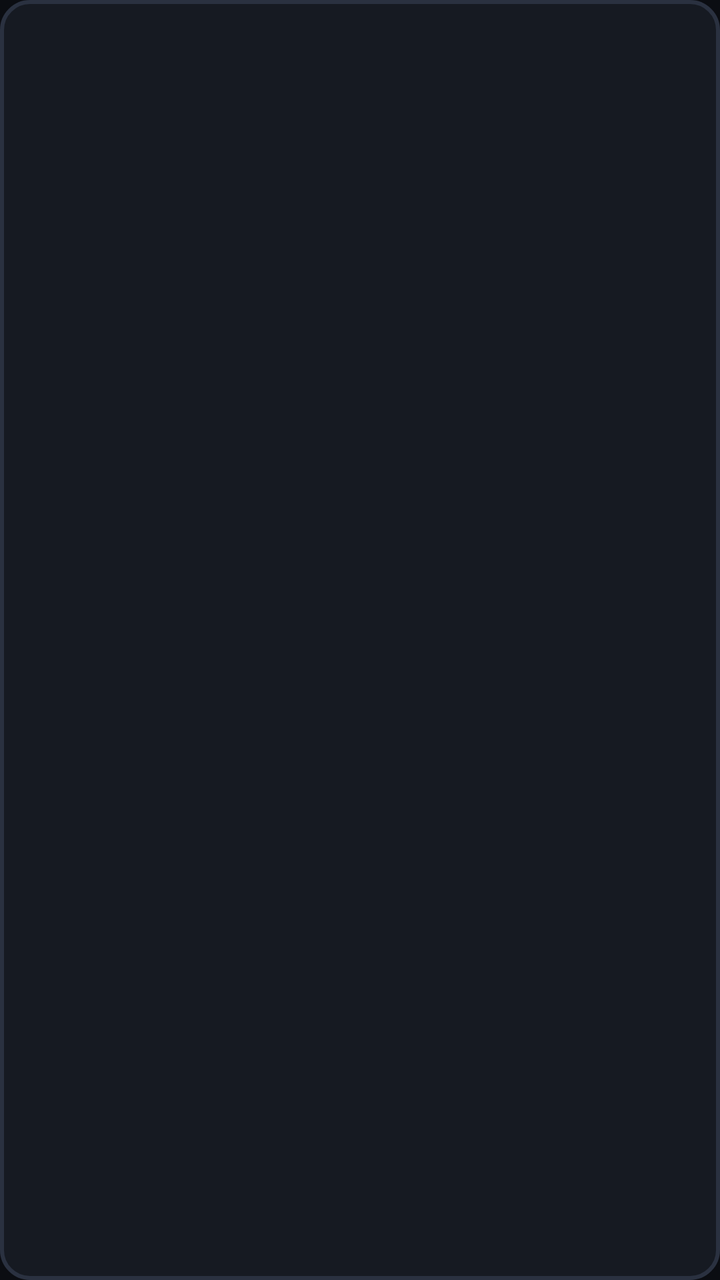
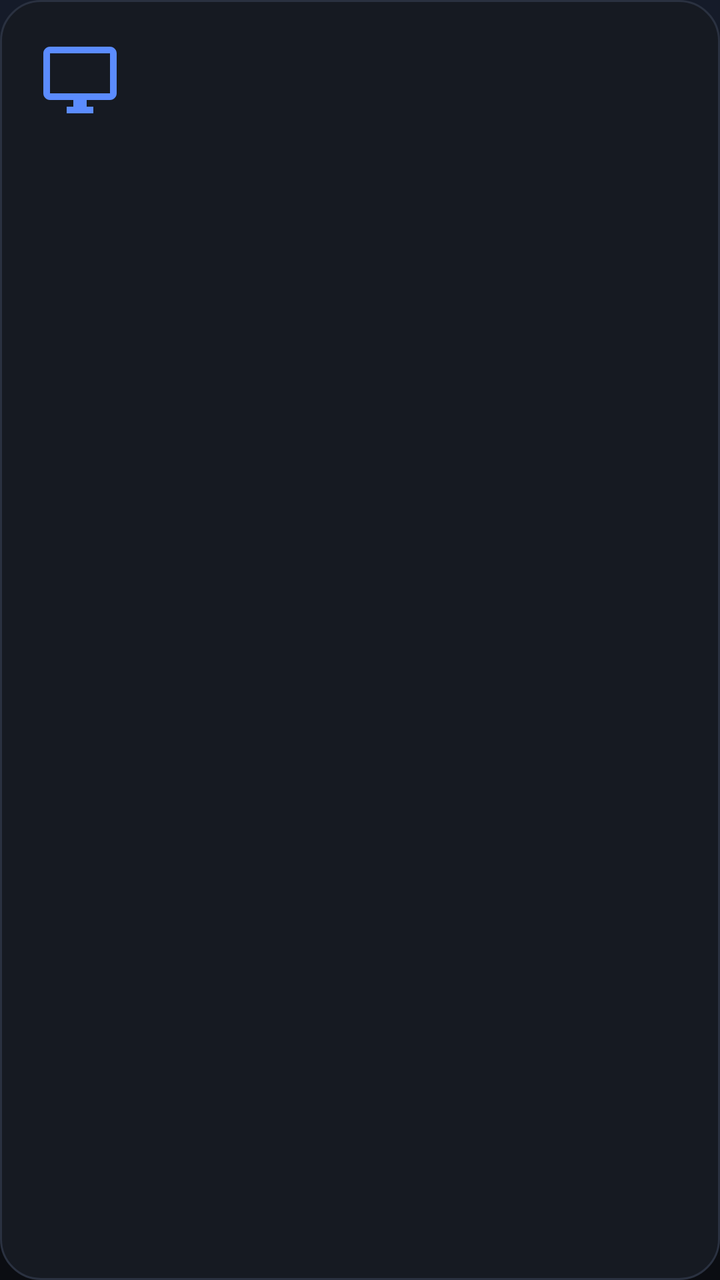

Compare the two renders of this Android layout. The source of the first and the diff that turns it into the second are given below.
<!-- AndroidManifest.xml: application theme Theme.Fastcast -->
<!-- res/layout/item_server.xml -->
<?xml version="1.0" encoding="utf-8"?>
<LinearLayout xmlns:android="http://schemas.android.com/apk/res/android"
    android:layout_width="match_parent"
    android:layout_height="wrap_content"
    android:layout_marginBottom="16dp"
    android:background="@drawable/bg_button"
    android:clickable="true"
    android:focusable="true"
    android:gravity="center_vertical"
    android:minHeight="72dp"
    android:orientation="vertical"
    android:paddingStart="24dp"
    android:paddingTop="12dp"
    android:paddingEnd="24dp"
    android:paddingBottom="12dp">

    <TextView
        android:id="@+id/server_name"
        android:layout_width="match_parent"
        android:layout_height="wrap_content"
        android:duplicateParentState="true"
        android:ellipsize="end"
        android:maxLines="1"
        android:textColor="@color/button_text"
        android:textSize="28sp" />

    <TextView
        android:id="@+id/server_address"
        android:layout_width="match_parent"
        android:layout_height="wrap_content"
        android:alpha="0.7"
        android:duplicateParentState="true"
        android:ellipsize="end"
        android:maxLines="1"
        android:textColor="@color/button_text"
        android:textSize="20sp" />
</LinearLayout>
<!-- resources referenced by this layout -->
<resources>
  <!-- drawable bg_button (drawable) -->
  <?xml version="1.0" encoding="utf-8"?>
  <selector xmlns:android="http://schemas.android.com/apk/res/android">
      <item android:state_pressed="true">
          <shape android:shape="rectangle">
              <solid android:color="@color/surface_pressed" />
              <stroke
                  android:width="4dp"
                  android:color="@color/focus_ring" />
              <corners android:radius="14dp" />
          </shape>
      </item>
      <item android:state_focused="true">
          <shape android:shape="rectangle">
              <solid android:color="@color/accent" />
              <stroke
                  android:width="4dp"
                  android:color="@color/focus_ring" />
              <corners android:radius="14dp" />
          </shape>
      </item>
      <item>
          <shape android:shape="rectangle">
              <solid android:color="@color/surface" />
              <stroke
                  android:width="2dp"
                  android:color="@color/outline" />
              <corners android:radius="14dp" />
          </shape>
      </item>
  </selector>
  <style name="Theme.Fastcast" parent="@android:style/Theme.Material.NoActionBar">
          <item name="android:windowBackground">@color/background</item>
          <item name="android:colorBackground">@color/background</item>
          <item name="android:statusBarColor">@color/background</item>
          <item name="android:navigationBarColor">@color/background</item>
          <item name="android:windowFullscreen">true</item>
          <item name="android:colorPrimary">@color/surface</item>
          <item name="android:colorAccent">@color/accent</item>
          <item name="android:textColorPrimary">@color/text</item>
          <item name="android:textColorSecondary">@color/text_muted</item>
      </style>
  <color name="surface_pressed">#2B3A5E</color>
  <color name="focus_ring">#FFFFFF</color>
  <color name="accent">#5B8CFF</color>
  <color name="surface">#161A22</color>
  <color name="outline">#2A3140</color>
  <color name="background">#0B0D12</color>
  <color name="text">#E8ECF2</color>
  <color name="text_muted">#8A93A5</color>
</resources>

<!-- the commit's change to res/layout/item_server.xml (unified diff, before → after) -->
@@ -1,37 +1,66 @@
 <?xml version="1.0" encoding="utf-8"?>
 <LinearLayout xmlns:android="http://schemas.android.com/apk/res/android"
-    android:layout_width="match_parent"
+    android:layout_width="240dp"
     android:layout_height="wrap_content"
-    android:layout_marginBottom="16dp"
-    android:background="@drawable/bg_button"
+    android:layout_margin="12dp"
+    android:background="@drawable/bg_card"
     android:clickable="true"
     android:focusable="true"
-    android:gravity="center_vertical"
-    android:minHeight="72dp"
+    android:minHeight="168dp"
     android:orientation="vertical"
-    android:paddingStart="24dp"
-    android:paddingTop="12dp"
-    android:paddingEnd="24dp"
-    android:paddingBottom="12dp">
+    android:padding="20dp"
+    android:stateListAnimator="@animator/lift_on_focus">
+
+    <LinearLayout
+        android:layout_width="match_parent"
+        android:layout_height="wrap_content"
+        android:gravity="center_vertical"
+        android:orientation="horizontal">
+
+        <ImageView
+            android:layout_width="40dp"
+            android:layout_height="40dp"
+            android:importantForAccessibility="no"
+            android:src="@drawable/ic_monitor" />
+
+        <Space
+            android:layout_width="0dp"
+            android:layout_height="0dp"
+            android:layout_weight="1" />
+
+        <TextView
+            android:id="@+id/server_badge"
+            android:layout_width="wrap_content"
+            android:layout_height="wrap_content"
+            android:background="@drawable/bg_badge"
+            android:paddingStart="10dp"
+            android:paddingTop="4dp"
+            android:paddingEnd="10dp"
+            android:paddingBottom="4dp"
+            android:text="@string/server_last_used"
+            android:textColor="@color/accent"
+            android:textSize="14sp"
+            android:visibility="gone" />
+    </LinearLayout>
 
     <TextView
         android:id="@+id/server_name"
         android:layout_width="match_parent"
         android:layout_height="wrap_content"
-        android:duplicateParentState="true"
+        android:layout_marginTop="20dp"
         android:ellipsize="end"
         android:maxLines="1"
-        android:textColor="@color/button_text"
-        android:textSize="28sp" />
+        android:textColor="@color/text"
+        android:textSize="24sp"
+        android:textStyle="bold" />
 
     <TextView
         android:id="@+id/server_address"
         android:layout_width="match_parent"
         android:layout_height="wrap_content"
-        android:alpha="0.7"
-        android:duplicateParentState="true"
+        android:layout_marginTop="4dp"
         android:ellipsize="end"
         android:maxLines="1"
-        android:textColor="@color/button_text"
-        android:textSize="20sp" />
+        android:textColor="@color/text_muted"
+        android:textSize="16sp" />
 </LinearLayout>
<!-- resource entries referenced after the edit -->
@@ -1,38 +1,7 @@
 <!-- resources referenced by this layout -->
 <resources>
-  <!-- drawable bg_button (drawable) -->
-  <?xml version="1.0" encoding="utf-8"?>
-  <selector xmlns:android="http://schemas.android.com/apk/res/android">
-      <item android:state_pressed="true">
-          <shape android:shape="rectangle">
-              <solid android:color="@color/surface_pressed" />
-              <stroke
-                  android:width="4dp"
-                  android:color="@color/focus_ring" />
-              <corners android:radius="14dp" />
-          </shape>
-      </item>
-      <item android:state_focused="true">
-          <shape android:shape="rectangle">
-              <solid android:color="@color/accent" />
-              <stroke
-                  android:width="4dp"
-                  android:color="@color/focus_ring" />
-              <corners android:radius="14dp" />
-          </shape>
-      </item>
-      <item>
-          <shape android:shape="rectangle">
-              <solid android:color="@color/surface" />
-              <stroke
-                  android:width="2dp"
-                  android:color="@color/outline" />
-              <corners android:radius="14dp" />
-          </shape>
-      </item>
-  </selector>
   <style name="Theme.Fastcast" parent="@android:style/Theme.Material.NoActionBar">
-          <item name="android:windowBackground">@color/background</item>
+          <item name="android:windowBackground">@drawable/bg_screen</item>
           <item name="android:colorBackground">@color/background</item>
           <item name="android:statusBarColor">@color/background</item>
           <item name="android:navigationBarColor">@color/background</item>
@@ -42,13 +11,75 @@
           <item name="android:textColorPrimary">@color/text</item>
           <item name="android:textColorSecondary">@color/text_muted</item>
       </style>
+  <color name="badge">#335B8CFF</color>
   <color name="surface_pressed">#2B3A5E</color>
   <color name="focus_ring">#FFFFFF</color>
+  <color name="surface_focused">#24324F</color>
   <color name="accent">#5B8CFF</color>
   <color name="surface">#161A22</color>
   <color name="outline">#2A3140</color>
+  <!-- drawable bg_screen (drawable) -->
+  <?xml version="1.0" encoding="utf-8"?>
+  <shape xmlns:android="http://schemas.android.com/apk/res/android"
+      android:shape="rectangle">
+      <gradient
+          android:angle="270"
+          android:endColor="@color/background"
+          android:startColor="@color/background_top" />
+  </shape>
   <color name="background">#0B0D12</color>
+  <color name="background_top">#151B29</color>
   <color name="text">#E8ECF2</color>
   <color name="text_muted">#8A93A5</color>
+  <!-- drawable bg_badge (drawable) -->
+  <?xml version="1.0" encoding="utf-8"?>
+  <shape xmlns:android="http://schemas.android.com/apk/res/android"
+      android:shape="rectangle">
+      <solid android:color="@color/badge" />
+      <corners android:radius="12dp" />
+  </shape>
+  <!-- drawable bg_card (drawable) -->
+  <?xml version="1.0" encoding="utf-8"?>
+  <selector xmlns:android="http://schemas.android.com/apk/res/android">
+      <item android:state_pressed="true">
+          <shape android:shape="rectangle">
+              <solid android:color="@color/surface_pressed" />
+              <stroke
+                  android:width="3dp"
+                  android:color="@color/focus_ring" />
+              <corners android:radius="20dp" />
+          </shape>
+      </item>
+      <item android:state_focused="true">
+          <shape android:shape="rectangle">
+              <solid android:color="@color/surface_focused" />
+              <stroke
+                  android:width="3dp"
+                  android:color="@color/focus_ring" />
+              <corners android:radius="20dp" />
+          </shape>
+      </item>
+      <item>
+          <shape android:shape="rectangle">
+              <solid android:color="@color/surface" />
+              <stroke
+                  android:width="1dp"
+                  android:color="@color/outline" />
+              <corners android:radius="20dp" />
+          </shape>
+      </item>
+  </selector>
+  <!-- drawable ic_monitor (drawable) -->
+  <?xml version="1.0" encoding="utf-8"?>
+  <vector xmlns:android="http://schemas.android.com/apk/res/android"
+      android:width="40dp"
+      android:height="40dp"
+      android:viewportWidth="24"
+      android:viewportHeight="24">
+      <path
+          android:fillColor="@color/accent"
+          android:pathData="M21,2H3C1.9,2 1,2.9 1,4v12c0,1.1 0.9,2 2,2h7v2H8v2h8v-2h-2v-2h7c1.1,0 2,-0.9 2,-2V4C23,2.9 22.1,2 21,2zM21,16H3V4h18V16z" />
+  </vector>
+  <string name="server_last_used">Last used</string>
 </resources>
 
